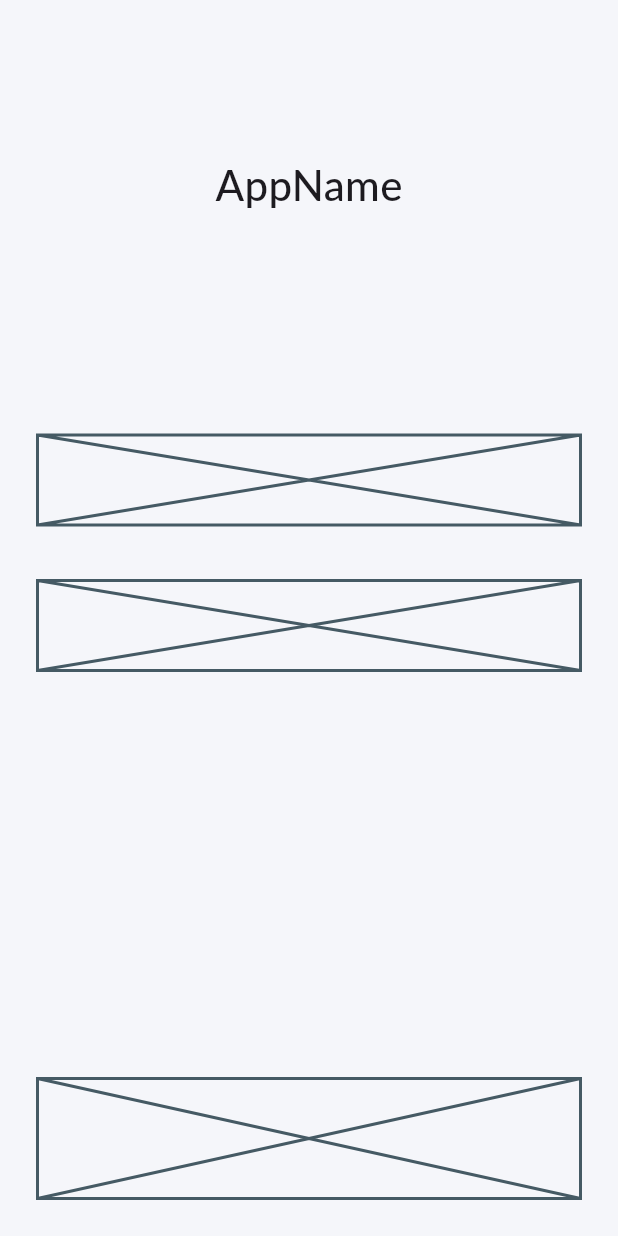
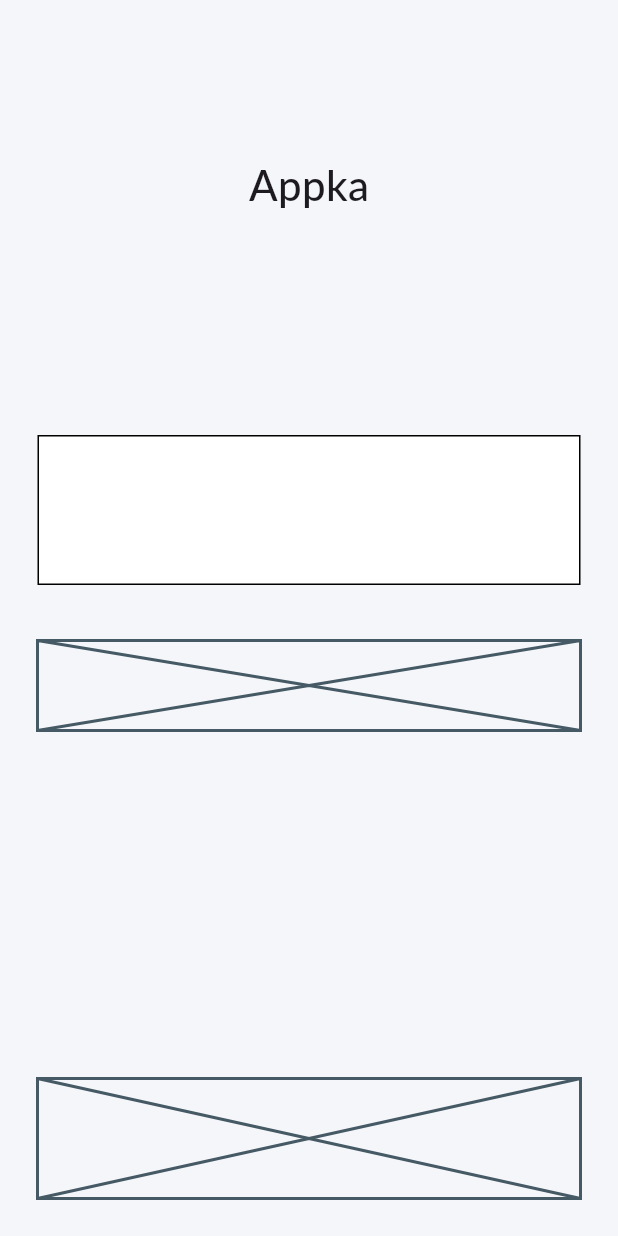
Before and after one commit to KacperMroz/tutorial_app, a Flutter app: the LoginPage screen opened directly, on a phone screen of 412 x 824 dp. Run offline on Flutter 3.47's test engine with Material 3 defaults, Android fonts, the phone set to English and light mode, and no system bars; Roboto replaces fonts that are missing (Lato).

Commit message:
TYLKO LOGIN VIEW

```diff
--- a/lib/feature/login/views/login_view.dart
+++ b/lib/feature/login/views/login_view.dart
@@ -17,15 +17,17 @@ class LoginView extends StatelessWidget {
           ),
           Center(
             child: Text(
-              'AppName',
+              'Appka',
               style: AppTypography.largeTitle,
             ),
           ),
           SizedBox(
             height: 150,
           ),
-          Placeholder(
-            fallbackHeight: 60,
+          Container(
+            decoration: BoxDecoration(
+                color: Colors.white, border: Border.all(color: Colors.black)),
+            height: 100,
           ),
           SizedBox(
             height: Dimensions.paddingL,
```
Also changed, not shown: lib/feature/register/views/register_view.dart (+47 -16 lines).
